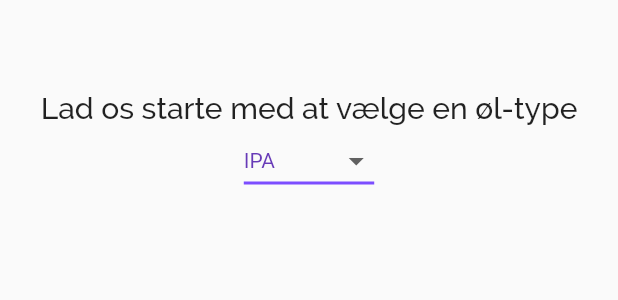
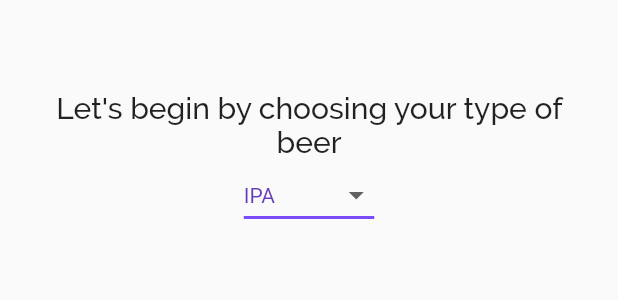
Before and after one commit to Snailed/beer-tinder-flutter, a Flutter app: the CreateBeerPage widget shown alone on an empty page, opened directly, on a phone screen of 412 x 824 dp. Shown: the top 300 px of the screen. Run offline on Flutter 3.47's test engine with Material 2 defaults, Android fonts, the phone set to English and light mode, and no system bars; our stand-ins replace charts_flutter, flutter_svg.

Commit message:
translated to english

```diff
--- a/lib/create-beer-page.dart
+++ b/lib/create-beer-page.dart
@@ -23,7 +23,7 @@ class _CreateBeerPageState extends State<CreateBeerPage> {
 
   String beer_type = 'IPA';
   double slider_val = 5;
-  var list_tekst = ["Start med at vælge din øl-type","Hvor stærk skal øllen være?"];
+  var list_tekst = ["Choose your type of beer","Choose your ABV"];
   var list_widgets;
   var index = 0;
 
@@ -60,7 +60,7 @@ class _CreateBeerPageState extends State<CreateBeerPage> {
           children: <Widget>[
             SizedBox(height: 60),
             Text(
-              "Lad os starte med at vælge en øl-type",
+              "Let's begin by choosing your type of beer",
               textAlign: TextAlign.center,
               style: Theme.of(context).textTheme.title,
             ),
@@ -101,7 +101,7 @@ class _CreateBeerPageState extends State<CreateBeerPage> {
           children: <Widget>[
             SizedBox(height: 60),
             Text(
-              "Godt valg! Hvor stærk skal din øl være?",
+              "Great choice! How strong would you like your beer?",
               textAlign: TextAlign.center,
               style: Theme.of(context).textTheme.title,
             ),
@@ -135,7 +135,7 @@ class _CreateBeerPageState extends State<CreateBeerPage> {
           children: <Widget>[
             SizedBox(height: 60),
             Text(
-              "Hvad skal øllen være lavet på?",
+              "What should your beer be based on?",
               textAlign: TextAlign.center,
               style: Theme.of(context).textTheme.title,
             ),Row(
@@ -145,7 +145,7 @@ class _CreateBeerPageState extends State<CreateBeerPage> {
                 Column(
                   mainAxisAlignment: MainAxisAlignment.center,
                   children: <Widget>[
-                    Text("Byg"),
+                    Text("Barley"),
                     Checkbox(
                       value: bygVal,
                       onChanged: (bool value) {
@@ -161,7 +161,7 @@ class _CreateBeerPageState extends State<CreateBeerPage> {
                 Column(
                   mainAxisAlignment: MainAxisAlignment.center,
                   children: <Widget>[
-                    Text("Rug"),
+                    Text("Rye"),
                     Checkbox(
                       value: rugVal,
                       onChanged: (bool value) {
@@ -177,7 +177,7 @@ class _CreateBeerPageState extends State<CreateBeerPage> {
                 Column(
                   mainAxisAlignment: MainAxisAlignment.center,
                   children: <Widget>[
-                    Text("Hvede"),
+                    Text("Wheat"),
                     Checkbox(
                       value: hvedeVal,
                       onChanged: (bool value) {
@@ -201,13 +201,13 @@ class _CreateBeerPageState extends State<CreateBeerPage> {
           mainAxisAlignment: MainAxisAlignment.center,
           children: <Widget>[
             SizedBox(height: 60), Text(
-              "Hvad skal mesterværket hedde?",
+              "What is your masterpiece called?",
               textAlign: TextAlign.center,
               style: Theme.of(context).textTheme.title,
             ),
             TextField(
               controller: nameCon,
-              decoration: InputDecoration(labelText: 'Navn'),
+              decoration: InputDecoration(labelText: 'Name'),
               onSubmitted: (event){
                 setState(() {});
                 addComponent(3);
@@ -223,12 +223,12 @@ class _CreateBeerPageState extends State<CreateBeerPage> {
           mainAxisAlignment: MainAxisAlignment.center,
           children: <Widget>[
             SizedBox(height: 60), Text(
-              "Beskriv smagen af "+nameCon.text,
+              "Describe the taste of "+nameCon.text,
               textAlign: TextAlign.center,
               style: Theme.of(context).textTheme.title,
             ),
             TextField(
-              decoration: InputDecoration(labelText: 'Beskrivelse'),
+              decoration: InputDecoration(labelText: 'Description'),
 
               onChanged: (event){
                 addComponent(4);
@@ -249,7 +249,7 @@ class _CreateBeerPageState extends State<CreateBeerPage> {
 
                 },
                 child: Text(
-                  "Opret",
+                  "Create",
                   style: TextStyle(color: Colors.white, fontSize: 30),
                 )
             )
```
